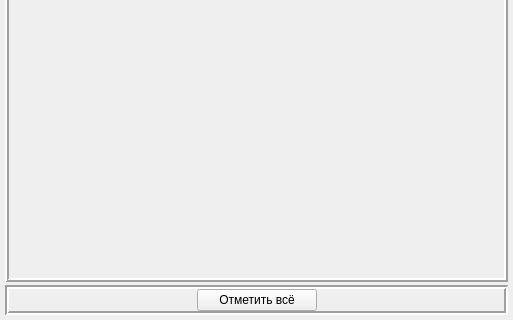
Before: the Qt Designer form searcherwidget.ui in bort-four/StudentHelper, drawn with Qt 5; both pictures show x 0 to 513 and y 179 to 499 of the 513 by 499 pixel window.
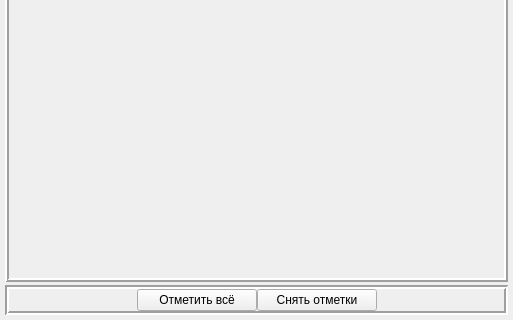
After: the same form once the commit is applied.

Commit message: Printer is completed, interface is updated

Patch:
```diff
--- a/searcherwidget.ui
+++ b/searcherwidget.ui
@@ -333,6 +333,25 @@
         </property>
        </widget>
       </item>
+      <item>
+       <widget class="QPushButton" name="deselect_button">
+        <property name="sizePolicy">
+         <sizepolicy hsizetype="Fixed" vsizetype="Fixed">
+          <horstretch>0</horstretch>
+          <verstretch>0</verstretch>
+         </sizepolicy>
+        </property>
+        <property name="minimumSize">
+         <size>
+          <width>120</width>
+          <height>0</height>
+         </size>
+        </property>
+        <property name="text">
+         <string>Снять отметки</string>
+        </property>
+       </widget>
+      </item>
       <item>
        <spacer name="horizontalSpacer_3">
         <property name="orientation">
```
The commit also changes 6 other files.
